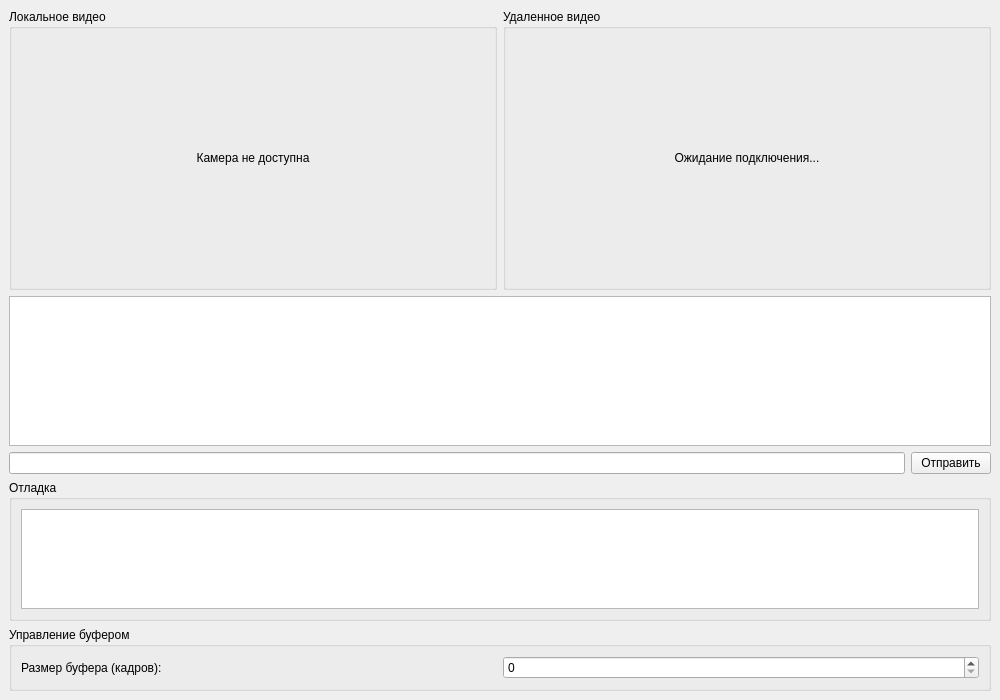
The window that chatwindow.ui (EpNKM/VladioChad) describes before a commit, drawn with Qt 5.
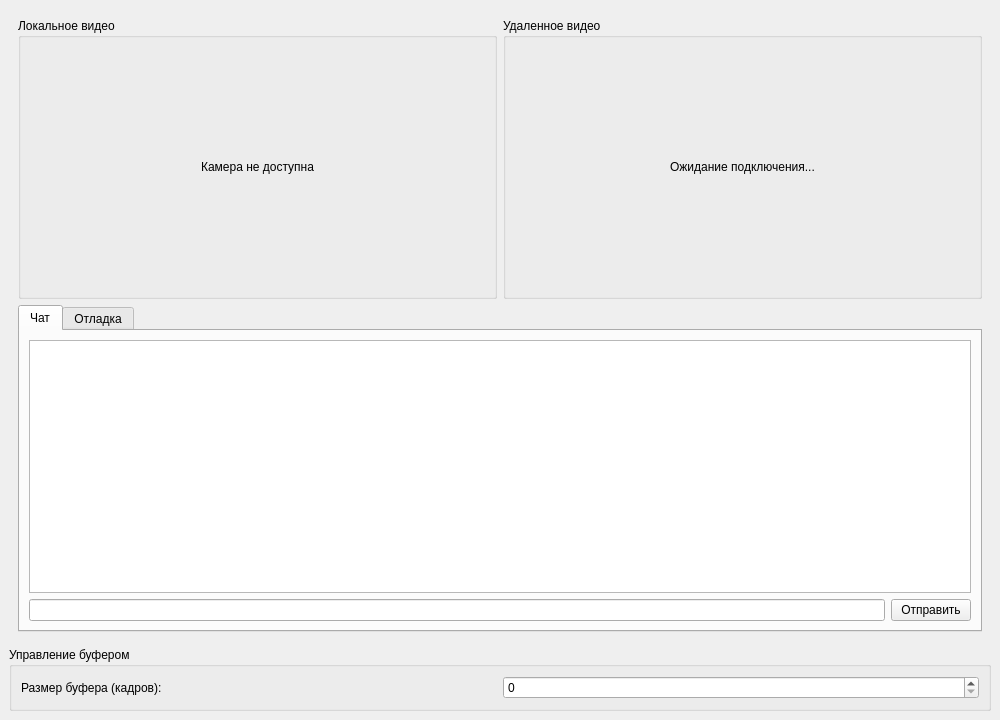
The same window after the commit.

Patch:
```diff
--- a/chatwindow.ui
+++ b/chatwindow.ui
@@ -7,7 +7,7 @@
     <x>0</x>
     <y>0</y>
     <width>1000</width>
-    <height>700</height>
+    <height>720</height>
    </rect>
   </property>
   <property name="windowTitle">
@@ -16,6 +16,13 @@
   <widget class="QWidget" name="centralwidget">
    <layout class="QVBoxLayout" name="verticalLayout">
     <item>
+     <widget class="QStackedWidget" name="videoStack">
+      <property name="currentIndex">
+       <number>0</number>
+      </property>
+      <widget class="QWidget" name="normalView">
+       <layout class="QVBoxLayout" name="verticalLayout_7">
+        <item>
      <layout class="QHBoxLayout" name="horizontalLayout">
       <item>
        <widget class="QGroupBox" name="groupBox">
@@ -70,7 +77,15 @@
      </layout>
     </item>
     <item>
-     <layout class="QHBoxLayout" name="horizontalLayout_2">
+         <widget class="QTabWidget" name="tabWidget">
+          <property name="currentIndex">
+           <number>0</number>
+          </property>
+          <widget class="QWidget" name="chatTab">
+           <attribute name="title">
+            <string>Чат</string>
+           </attribute>
+           <layout class="QVBoxLayout" name="verticalLayout_5">
       <item>
        <widget class="QTextEdit" name="chatArea">
         <property name="minimumSize">
@@ -81,8 +96,6 @@
         </property>
        </widget>
       </item>
-     </layout>
-    </item>
     <item>
      <layout class="QHBoxLayout" name="horizontalLayout_3">
       <item>
@@ -97,18 +110,19 @@
       </item>
      </layout>
     </item>
-    <item>
-     <widget class="QGroupBox" name="groupBox_3">
-      <property name="title">
+           </layout>
+          </widget>
+          <widget class="QWidget" name="debugTab">
+           <attribute name="title">
        <string>Отладка</string>
-      </property>
-      <layout class="QVBoxLayout" name="verticalLayout_2">
+           </attribute>
+           <layout class="QVBoxLayout" name="verticalLayout_6">
        <item>
         <widget class="QTextEdit" name="debugArea">
          <property name="minimumSize">
           <size>
            <width>0</width>
-           <height>100</height>
+                <height>250</height>
           </size>
          </property>
          <property name="readOnly">
@@ -118,6 +132,25 @@
        </item>
       </layout>
      </widget>
+         </widget>
+        </item>
+       </layout>
+      </widget>
+      <widget class="QWidget" name="fullscreenView">
+       <layout class="QVBoxLayout" name="verticalLayout_8">
+        <item>
+         <widget class="QLabel" name="fullscreenVideoLabel">
+          <property name="text">
+           <string>Двойной клик для возврата</string>
+          </property>
+          <property name="alignment">
+           <set>Qt::AlignmentFlag::AlignCenter</set>
+          </property>
+         </widget>
+        </item>
+       </layout>
+      </widget>
+     </widget>
     </item>
     <item>
       <widget class="QGroupBox" name="groupBox_4">
```
Left out of the diff: 5 changed lines with no effect on the pictures. Lines whose indentation alone changed are shown as unchanged.
